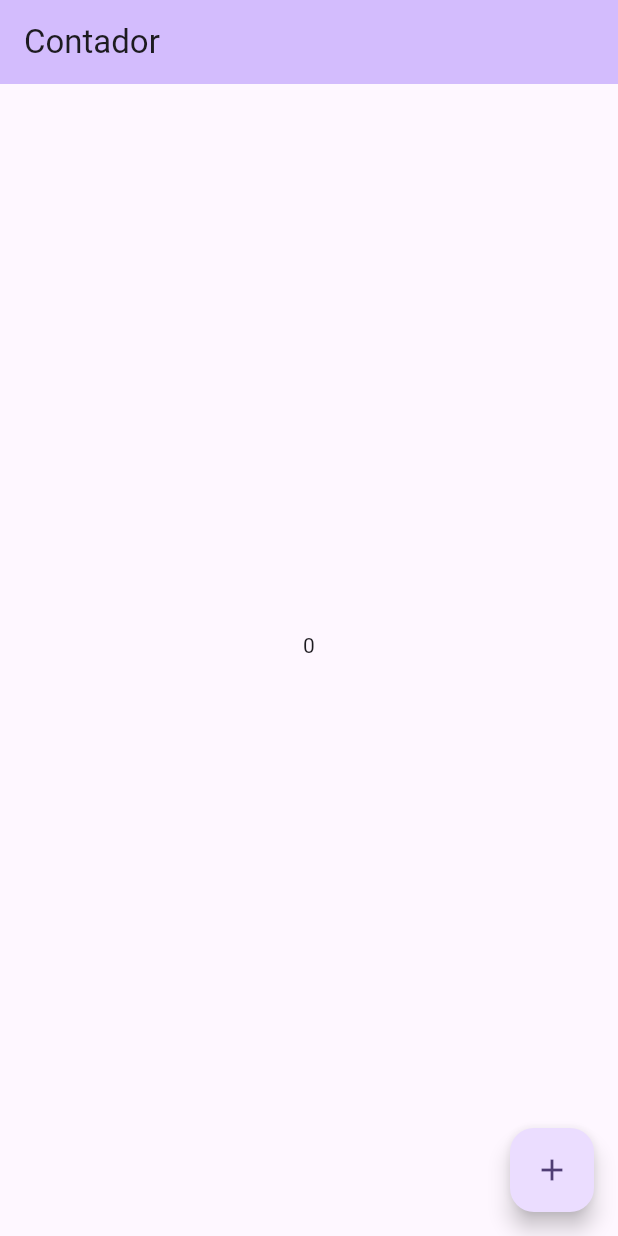
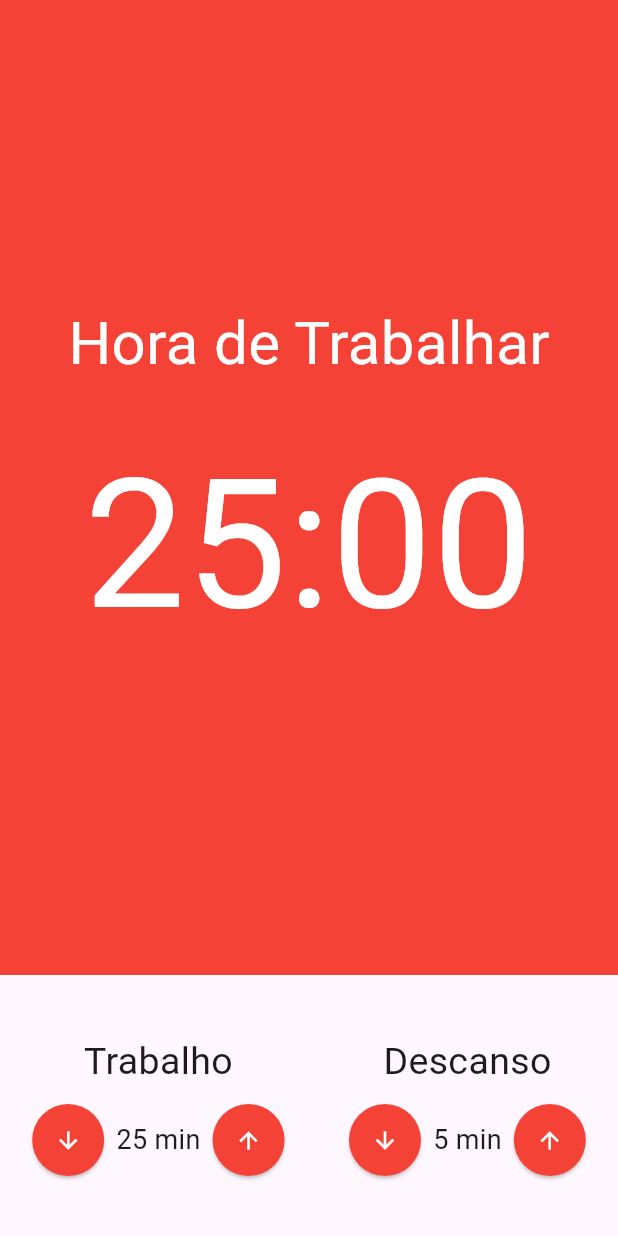
Before and after one commit to luisgs7/pomodoro-mobx, a Flutter app: the screen it shows after launch, on a phone screen of 412 x 824 dp. Run offline on Flutter 3.47's test engine with Material 3 defaults, Android fonts, the phone set to English and light mode, and no system bars; our stand-ins replace flutter_mobx, mobx; generated files the repository leaves out were written again.

Commit message:
aula 460

```diff
--- /dev/null
+++ b/lib/components/Cronometro.dart
@@ -0,0 +1,32 @@
+import 'package:flutter/material.dart';
+
+class Cronometro extends StatelessWidget {
+  const Cronometro({super.key});
+
+  @override
+  Widget build(BuildContext context) {
+    return Container(
+      color: Colors.red,
+      child: Column(
+        mainAxisAlignment: MainAxisAlignment.center,
+        children: [
+          Text(
+            'Hora de Trabalhar',
+            style: TextStyle(
+              fontSize: 40,
+              color: Colors.white,
+            ),
+          ),
+          SizedBox(height: 20),
+          Text(
+            '25:00',
+            style: TextStyle(
+              fontSize: 120,
+              color: Colors.white,
+            ),
+          )
+        ],
+      ),
+    );
+  }
+}
--- /dev/null
+++ b/lib/components/EntradaTempo.dart
@@ -0,0 +1,57 @@
+import 'package:flutter/material.dart';
+
+class Entradatempo extends StatelessWidget {
+  final String titulo;
+  final int valor;
+
+  const Entradatempo({super.key, required this.titulo, required this.valor});
+
+  @override
+  Widget build(BuildContext context) {
+    return Column(
+      crossAxisAlignment: CrossAxisAlignment.center,
+      children: [
+        Text(
+          titulo,
+          style: TextStyle(
+            fontSize: 25,
+          ),
+        ),
+        const SizedBox(height: 10),
+        Row(
+          mainAxisAlignment: MainAxisAlignment.center,
+          children: [
+            ElevatedButton(
+              onPressed: () {},
+              style: ElevatedButton.styleFrom(
+                shape: const CircleBorder(),
+                padding: const EdgeInsets.all(15),
+                backgroundColor: Colors.red,
+              ),
+              child: const Icon(
+                Icons.arrow_downward,
+                color: Colors.white,
+              ),
+            ),
+            Text(
+              '$valor min',
+              style: TextStyle(fontSize: 18),
+            ),
+            ElevatedButton(
+              onPressed: () {},
+              style: ElevatedButton.styleFrom(
+                shape: const CircleBorder(),
+                padding: const EdgeInsets.all(15),
+                backgroundColor: Colors.red,
+              ),
+              child: const Icon(
+                Icons.arrow_upward,
+                color: Colors.white,
+              ),
+            )
+          ],
+        ),
+      ],
+    );
+  }
+}
--- a/lib/main.dart
+++ b/lib/main.dart
@@ -1,5 +1,6 @@
 import 'package:flutter/material.dart';
 import 'package:flutter_mobx/flutter_mobx.dart';
+import 'package:pomodoro/pages/pomodoro.dart';
 import 'package:pomodoro/store/contador.store.dart';
 
 void main() {
@@ -33,41 +34,41 @@ class MyApp extends StatelessWidget {
         colorScheme: ColorScheme.fromSeed(seedColor: Colors.deepPurple),
         useMaterial3: true,
       ),
-      home: const HomePage(),
+      home: const Pomodoro(),
     );
   }
 }
 
-final contadorStore = ContadorStore();
+// final contadorStore = ContadorStore();
 
-class HomePage extends StatelessWidget {
-  const HomePage({super.key});
+// class HomePage extends StatelessWidget {
+//   const HomePage({super.key});
 
-  @override
-  Widget build(BuildContext context) {
-    return Scaffold(
-      appBar: AppBar(
-        backgroundColor: Theme.of(context).colorScheme.inversePrimary,
-        title: Text('Contador'),
-      ),
-      body: Center(
-        child: Column(
-          mainAxisAlignment: MainAxisAlignment.center,
-          children: <Widget>[
-            Observer(builder: (_) {
-              return Text(
-                '${contadorStore.contador}',
-              );
-            }),
-            const SizedBox(height: 20),
-          ],
-        ),
-      ),
-      floatingActionButton: FloatingActionButton(
-        onPressed: contadorStore.incrementar,
-        tooltip: 'Increment',
-        child: const Icon(Icons.add),
-      ), // This trailing comma makes auto-formatting nicer for build methods.
-    );
-  }
-}
+//   @override
+//   Widget build(BuildContext context) {
+//     return Scaffold(
+//       appBar: AppBar(
+//         backgroundColor: Theme.of(context).colorScheme.inversePrimary,
+//         title: Text('Contador'),
+//       ),
+//       body: Center(
+//         child: Column(
+//           mainAxisAlignment: MainAxisAlignment.center,
+//           children: <Widget>[
+//             Observer(builder: (_) {
+//               return Text(
+//                 '${contadorStore.contador}',
+//               );
+//             }),
+//             const SizedBox(height: 20),
+//           ],
+//         ),
+//       ),
+//       floatingActionButton: FloatingActionButton(
+//         onPressed: contadorStore.incrementar,
+//         tooltip: 'Increment',
+//         child: const Icon(Icons.add),
+//       ), // This trailing comma makes auto-formatting nicer for build methods.
+//     );
+//   }
+// }
--- /dev/null
+++ b/lib/pages/pomodoro.dart
@@ -0,0 +1,34 @@
+import 'package:flutter/material.dart';
+import 'package:pomodoro/components/Cronometro.dart';
+import 'package:pomodoro/components/EntradaTempo.dart';
+
+class Pomodoro extends StatelessWidget {
+  const Pomodoro({super.key});
+
+  @override
+  Widget build(BuildContext context) {
+    return Scaffold(
+      body: Column(
+        crossAxisAlignment: CrossAxisAlignment.stretch,
+        children: [
+          Expanded(child: Cronometro()),
+          Padding(
+            padding: const EdgeInsets.symmetric(vertical: 40),
+            child: Row(
+                mainAxisAlignment: MainAxisAlignment.spaceAround,
+                children: [
+                  Entradatempo(
+                    titulo: 'Trabalho',
+                    valor: 25,
+                  ),
+                  Entradatempo(
+                    titulo: 'Descanso',
+                    valor: 5,
+                  ),
+                ]),
+          )
+        ],
+      ),
+    );
+  }
+}
```
